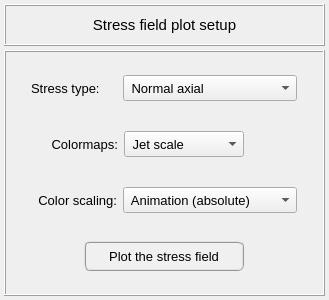
open-pulse/OpenPulse, file pulse/interface/ui_files/plots/results/structural/plot_stresses_field_for_static_analysis.ui: the form before one commit.
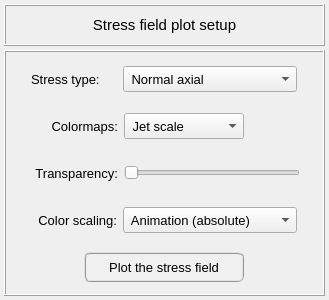
The form after the commit.

What changed in the file:
```diff
--- a/pulse/interface/ui_files/plots/results/structural/plot_stresses_field_for_static_analysis.ui
+++ b/pulse/interface/ui_files/plots/results/structural/plot_stresses_field_for_static_analysis.ui
@@ -142,6 +142,147 @@
        <number>4</number>
       </property>
       <item row="3" column="0">
+       <widget class="QFrame" name="frame_scalling">
+        <property name="minimumSize">
+         <size>
+          <width>0</width>
+          <height>40</height>
+         </size>
+        </property>
+        <property name="maximumSize">
+         <size>
+          <width>16777215</width>
+          <height>40</height>
+         </size>
+        </property>
+        <property name="frameShape">
+         <enum>QFrame::NoFrame</enum>
+        </property>
+        <property name="frameShadow">
+         <enum>QFrame::Raised</enum>
+        </property>
+        <layout class="QGridLayout" name="gridLayout_7">
+         <property name="leftMargin">
+          <number>0</number>
+         </property>
+         <property name="topMargin">
+          <number>0</number>
+         </property>
+         <property name="rightMargin">
+          <number>0</number>
+         </property>
+         <property name="bottomMargin">
+          <number>0</number>
+         </property>
+         <property name="horizontalSpacing">
+          <number>6</number>
+         </property>
+         <property name="verticalSpacing">
+          <number>0</number>
+         </property>
+         <item row="0" column="0">
+          <spacer name="horizontalSpacer_2">
+           <property name="orientation">
+            <enum>Qt::Horizontal</enum>
+           </property>
+           <property name="sizeHint" stdset="0">
+            <size>
+             <width>40</width>
+             <height>20</height>
+            </size>
+           </property>
+          </spacer>
+         </item>
+         <item row="0" column="1">
+          <widget class="QLabel" name="label_2">
+           <property name="minimumSize">
+            <size>
+             <width>86</width>
+             <height>26</height>
+            </size>
+           </property>
+           <property name="maximumSize">
+            <size>
+             <width>86</width>
+             <height>26</height>
+            </size>
+           </property>
+           <property name="font">
+            <font>
+             <pointsize>10</pointsize>
+            </font>
+           </property>
+           <property name="text">
+            <string>Color scaling:</string>
+           </property>
+           <property name="alignment">
+            <set>Qt::AlignRight|Qt::AlignTrailing|Qt::AlignVCenter</set>
+           </property>
+          </widget>
+         </item>
+         <item row="0" column="3">
+          <spacer name="horizontalSpacer">
+           <property name="orientation">
+            <enum>Qt::Horizontal</enum>
+           </property>
+           <property name="sizeHint" stdset="0">
+            <size>
+             <width>40</width>
+             <height>20</height>
+            </size>
+           </property>
+          </spacer>
+         </item>
+         <item row="0" column="2">
+          <widget class="QComboBox" name="comboBox_color_scale">
+           <property name="minimumSize">
+            <size>
+             <width>174</width>
+             <height>26</height>
+            </size>
+           </property>
+           <property name="maximumSize">
+            <size>
+             <width>174</width>
+             <height>26</height>
+            </size>
+           </property>
+           <property name="font">
+            <font>
+             <pointsize>10</pointsize>
+            </font>
+           </property>
+           <item>
+            <property name="text">
+             <string> Animation (absolute)</string>
+            </property>
+           </item>
+           <item>
+            <property name="text">
+             <string> Animation (non absolute)</string>
+            </property>
+           </item>
+           <item>
+            <property name="text">
+             <string> Absolute values</string>
+            </property>
+           </item>
+           <item>
+            <property name="text">
+             <string> Real values</string>
+            </property>
+           </item>
+           <item>
+            <property name="text">
+             <string> Imaginary values</string>
+            </property>
+           </item>
+          </widget>
+         </item>
+        </layout>
+       </widget>
+      </item>
+      <item row="4" column="0">
        <widget class="QFrame" name="frame_button">
         <property name="minimumSize">
          <size>
@@ -358,147 +499,6 @@
         </layout>
        </widget>
       </item>
-      <item row="2" column="0">
-       <widget class="QFrame" name="frame_scalling">
-        <property name="minimumSize">
-         <size>
-          <width>0</width>
-          <height>40</height>
-         </size>
-        </property>
-        <property name="maximumSize">
-         <size>
-          <width>16777215</width>
-          <height>40</height>
-         </size>
-        </property>
-        <property name="frameShape">
-         <enum>QFrame::NoFrame</enum>
-        </property>
-        <property name="frameShadow">
-         <enum>QFrame::Raised</enum>
-        </property>
-        <layout class="QGridLayout" name="gridLayout_7">
-         <property name="leftMargin">
-          <number>0</number>
-         </property>
-         <property name="topMargin">
-          <number>0</number>
-         </property>
-         <property name="rightMargin">
-          <number>0</number>
-         </property>
-         <property name="bottomMargin">
-          <number>0</number>
-         </property>
-         <property name="horizontalSpacing">
-          <number>6</number>
-         </property>
-         <property name="verticalSpacing">
-          <number>0</number>
-         </property>
-         <item row="0" column="0">
-          <spacer name="horizontalSpacer_2">
-           <property name="orientation">
-            <enum>Qt::Horizontal</enum>
-           </property>
-           <property name="sizeHint" stdset="0">
-            <size>
-             <width>40</width>
-             <height>20</height>
-            </size>
-           </property>
-          </spacer>
-         </item>
-         <item row="0" column="1">
-          <widget class="QLabel" name="label_2">
-           <property name="minimumSize">
-            <size>
-             <width>86</width>
-             <height>26</height>
-            </size>
-           </property>
-           <property name="maximumSize">
-            <size>
-             <width>86</width>
-             <height>26</height>
-            </size>
-           </property>
-           <property name="font">
-            <font>
-             <pointsize>10</pointsize>
-            </font>
-           </property>
-           <property name="text">
-            <string>Color scaling:</string>
-           </property>
-           <property name="alignment">
-            <set>Qt::AlignRight|Qt::AlignTrailing|Qt::AlignVCenter</set>
-           </property>
-          </widget>
-         </item>
-         <item row="0" column="3">
-          <spacer name="horizontalSpacer">
-           <property name="orientation">
-            <enum>Qt::Horizontal</enum>
-           </property>
-           <property name="sizeHint" stdset="0">
-            <size>
-             <width>40</width>
-             <height>20</height>
-            </size>
-           </property>
-          </spacer>
-         </item>
-         <item row="0" column="2">
-          <widget class="QComboBox" name="comboBox_color_scale">
-           <property name="minimumSize">
-            <size>
-             <width>174</width>
-             <height>26</height>
-            </size>
-           </property>
-           <property name="maximumSize">
-            <size>
-             <width>174</width>
-             <height>26</height>
-            </size>
-           </property>
-           <property name="font">
-            <font>
-             <pointsize>10</pointsize>
-            </font>
-           </property>
-           <item>
-            <property name="text">
-             <string> Animation (absolute)</string>
-            </property>
-           </item>
-           <item>
-            <property name="text">
-             <string> Animation (non absolute)</string>
-            </property>
-           </item>
-           <item>
-            <property name="text">
-             <string> Absolute values</string>
-            </property>
-           </item>
-           <item>
-            <property name="text">
-             <string> Real values</string>
-            </property>
-           </item>
-           <item>
-            <property name="text">
-             <string> Imaginary values</string>
-            </property>
-           </item>
-          </widget>
-         </item>
-        </layout>
-       </widget>
-      </item>
       <item row="1" column="0">
        <widget class="QFrame" name="frame_4">
         <property name="minimumSize">
@@ -691,6 +691,114 @@
         </layout>
        </widget>
       </item>
+      <item row="2" column="0">
+       <widget class="QFrame" name="frame_6">
+        <property name="minimumSize">
+         <size>
+          <width>0</width>
+          <height>40</height>
+         </size>
+        </property>
+        <property name="maximumSize">
+         <size>
+          <width>16777215</width>
+          <height>40</height>
+         </size>
+        </property>
+        <property name="frameShape">
+         <enum>QFrame::NoFrame</enum>
+        </property>
+        <property name="frameShadow">
+         <enum>QFrame::Raised</enum>
+        </property>
+        <layout class="QGridLayout" name="gridLayout_12">
+         <property name="leftMargin">
+          <number>0</number>
+         </property>
+         <property name="topMargin">
+          <number>0</number>
+         </property>
+         <property name="rightMargin">
+          <number>0</number>
+         </property>
+         <property name="bottomMargin">
+          <number>0</number>
+         </property>
+         <item row="0" column="1">
+          <widget class="QLabel" name="label_4">
+           <property name="minimumSize">
+            <size>
+             <width>90</width>
+             <height>26</height>
+            </size>
+           </property>
+           <property name="maximumSize">
+            <size>
+             <width>90</width>
+             <height>26</height>
+            </size>
+           </property>
+           <property name="font">
+            <font>
+             <pointsize>10</pointsize>
+            </font>
+           </property>
+           <property name="text">
+            <string>Transparency:</string>
+           </property>
+           <property name="alignment">
+            <set>Qt::AlignRight|Qt::AlignTrailing|Qt::AlignVCenter</set>
+           </property>
+          </widget>
+         </item>
+         <item row="0" column="2">
+          <widget class="QSlider" name="slider_transparency">
+           <property name="minimumSize">
+            <size>
+             <width>176</width>
+             <height>0</height>
+            </size>
+           </property>
+           <property name="maximumSize">
+            <size>
+             <width>176</width>
+             <height>16777215</height>
+            </size>
+           </property>
+           <property name="orientation">
+            <enum>Qt::Horizontal</enum>
+           </property>
+          </widget>
+         </item>
+         <item row="0" column="3">
+          <spacer name="horizontalSpacer_8">
+           <property name="orientation">
+            <enum>Qt::Horizontal</enum>
+           </property>
+           <property name="sizeHint" stdset="0">
+            <size>
+             <width>40</width>
+             <height>20</height>
+            </size>
+           </property>
+          </spacer>
+         </item>
+         <item row="0" column="0">
+          <spacer name="horizontalSpacer_9">
+           <property name="orientation">
+            <enum>Qt::Horizontal</enum>
+           </property>
+           <property name="sizeHint" stdset="0">
+            <size>
+             <width>40</width>
+             <height>20</height>
+            </size>
+           </property>
+          </spacer>
+         </item>
+        </layout>
+       </widget>
+      </item>
      </layout>
     </widget>
    </item>
```
